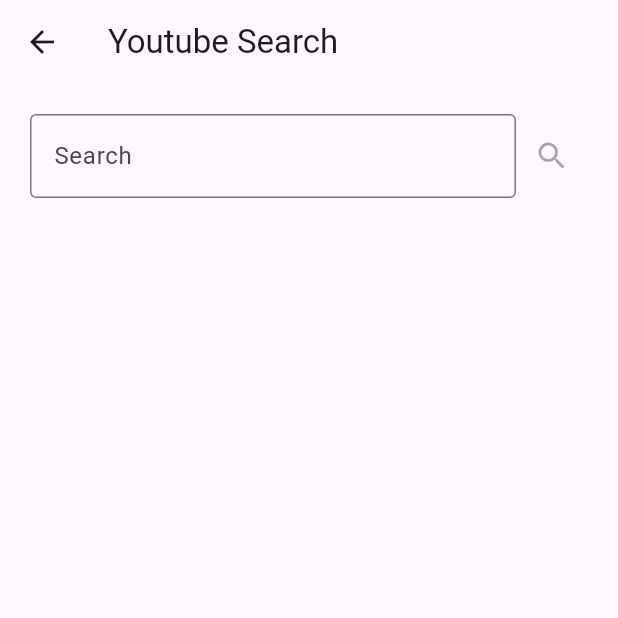
After one commit to nutversion1/nut_flutter_showcase, a Flutter app: the screen it shows after launch, after a tap on "Youtube Search", on a phone screen of 412 x 824 dp, the top half of it. The commit adds this screen. Run offline on Flutter 3.47's test engine with Material 3 defaults, Android fonts, the phone set to English and light mode, and no system bars; missing offline and left inert: text_link; network calls fail.

Commit message:
Create Youtube Search Screen

```diff
--- a/lib/fun_with_api/numbers/numbers_screen.dart
+++ b/lib/fun_with_api/numbers/numbers_screen.dart
@@ -136,8 +136,6 @@
       headers: headers,
     );
 
-    print(response.body);
-
     Map valueMap = json.decode(response.body);
     var text = valueMap['text'];
     var year = valueMap['year'];
--- a/lib/fun_with_api/programming_memes/programming_memes_screen.dart
+++ b/lib/fun_with_api/programming_memes/programming_memes_screen.dart
@@ -13,7 +13,7 @@
 
 class _ProgrammingMemesScreenState extends State<ProgrammingMemesScreen> {
   bool _isFetchingData = false;
-  final List<Meme> _memes = [];
+  List<Meme> _memes = [];
 
   @override
   void initState() {
@@ -115,6 +115,8 @@
 
     List valueMaps = json.decode(response.body);
 
+    _memes.clear();
+
     for (var valueMap in valueMaps) {
       var image = valueMap['image'];
       var created = valueMap['created'];
--- /dev/null
+++ b/lib/fun_with_api/youtube_search/youtube_search.dart
@@ -0,0 +1,19 @@
+class YoutubeSearch {
+  String title;
+  String link;
+  String thumbnail;
+  String description;
+  int views;
+  String uploaded;
+  String durationString;
+
+  YoutubeSearch({
+    required this.title,
+    required this.link,
+    required this.thumbnail,
+    required this.description,
+    required this.views,
+    required this.uploaded,
+    required this.durationString,
+  });
+}
--- /dev/null
+++ b/lib/fun_with_api/youtube_search/youtube_search_screen.dart
@@ -0,0 +1,112 @@
+import 'package:flutter/material.dart';
+import 'package:http/http.dart' as http;
+import 'dart:convert';
+
+import '../../widgets/search_widget.dart';
+import '../../widgets/youtube_search_widget.dart';
+import 'youtube_search.dart';
+
+class YoutubeSearchScreen extends StatefulWidget {
+  const YoutubeSearchScreen({super.key});
+
+  @override
+  State<YoutubeSearchScreen> createState() => _YoutubeSearchScreenState();
+}
+
+class _YoutubeSearchScreenState extends State<YoutubeSearchScreen> {
+  bool isFetchingData = false;
+  List<YoutubeSearch> youtubeSearches = [];
+
+  @override
+  void initState() {
+    super.initState();
+
+    // youtubeSearches = [
+    //   for (int i = 0; i < 3; i++)
+    //     YoutubeSearch(
+    //       title:
+    //           'RICARDO KAKA In His Prime ► The Unstoppable Player (2003-2009) HD',
+    //       link: 'https://youtu.be/xSdR7-8hBEU',
+    //       thumbnail: 'https://i.ytimg.com/vi/xSdR7-8hBEU/hqdefault.jpg',
+    //       description: 'Video: 720p.',
+    //       views: 5383571,
+    //       uploaded: 'vor 6 Jahren',
+    //       durationString: '10:17',
+    //     ),
+    // ];
+  }
+
+  @override
+  Widget build(BuildContext context) {
+    return Scaffold(
+      appBar: AppBar(title: const Text('Youtube Search')),
+      body: _buildBody(),
+    );
+  }
+
+  Widget _buildBody() {
+    return Column(
+      children: [
+        AbsorbPointer(
+          absorbing: isFetchingData,
+          child: SearchWidget(
+            onSearch: (text) => _fetchYoutubeSearches(text),
+          ),
+        ),
+        Expanded(
+          child: isFetchingData
+              ? const Center(child: CircularProgressIndicator())
+              : YoutubeSearchWidget(youtubeSearches: youtubeSearches),
+        ),
+      ],
+    );
+  }
+
+  Future<void> _fetchYoutubeSearches(String text) async {
+    setState(() {
+      isFetchingData = true;
+    });
+
+    var url =
+        'https://youtube-search-results.p.rapidapi.com/youtube-search/?q=$text';
+    var headers = {
+      'X-RapidAPI-Key': 'd6c331a93dmsh50acb261fb544bbp104233jsnf173aa315856',
+    };
+
+    var response = await http.get(
+      Uri.parse(url),
+      headers: headers,
+    );
+
+    var jsonObject = json.decode(response.body);
+    List valueMaps = jsonObject['videos'];
+
+    youtubeSearches.clear();
+
+    for (var valueMap in valueMaps) {
+      var title = valueMap['title'];
+      var link = valueMap['link'];
+      var thumbnail = valueMap['thumbnail'];
+      var description = valueMap['description'];
+      var views = valueMap['views'];
+      var uploaded = valueMap['uploaded'];
+      var durationString = valueMap['durationString'];
+
+      var youtubeSearch = YoutubeSearch(
+        title: title,
+        link: link,
+        thumbnail: thumbnail,
+        description: description,
+        views: views,
+        uploaded: uploaded,
+        durationString: durationString,
+      );
+
+      youtubeSearches.add(youtubeSearch);
+    }
+
+    setState(() {
+      isFetchingData = false;
+    });
+  }
+}
--- a/lib/home_screen.dart
+++ b/lib/home_screen.dart
@@ -1,4 +1,5 @@
 import 'package:flutter/material.dart';
+import 'package:nut_flutter_showcase/fun_with_api/youtube_search/youtube_search_screen.dart';
 
 import 'fun_with_api/programming_memes/programming_memes_screen.dart';
 import 'fun_with_api/random_quote/random_quote_screen.dart';
@@ -71,6 +72,10 @@
                 _buildMenuButton(
                   context,
                   buttonName: 'Programming Memes',
+                ),
+                _buildMenuButton(
+                  context,
+                  buttonName: 'Youtube Search',
                 ),
               ],
             ),
@@ -163,6 +168,10 @@
         Navigator.of(context).push(MaterialPageRoute(
             builder: (context) => const ProgrammingMemesScreen()));
         break;
+      case 'Youtube Search':
+        Navigator.of(context).push(MaterialPageRoute(
+            builder: (context) => const YoutubeSearchScreen()));
+        break;
     }
   }
 }
--- /dev/null
+++ b/lib/widgets/search_widget.dart
@@ -0,0 +1,47 @@
+import 'package:flutter/material.dart';
+
+class SearchWidget extends StatefulWidget {
+  final double padding;
+  final Function(String text) onSearch;
+
+  const SearchWidget({
+    super.key,
+    this.padding = 20,
+    required this.onSearch,
+  });
+
+  @override
+  State<SearchWidget> createState() => _SearchWidgetState();
+}
+
+class _SearchWidgetState extends State<SearchWidget> {
+  String text = '';
+
+  @override
+  Widget build(BuildContext context) {
+    return Container(
+      padding: EdgeInsets.all(widget.padding),
+      child: Row(
+        children: [
+          Expanded(
+            child: TextField(
+              decoration: const InputDecoration(
+                border: OutlineInputBorder(),
+                labelText: 'Search',
+              ),
+              onChanged: (newText) {
+                setState(() {
+                  text = newText;
+                });
+              },
+            ),
+          ),
+          IconButton(
+            onPressed: text.isEmpty ? null : () => widget.onSearch(text),
+            icon: const Icon(Icons.search),
+          ),
+        ],
+      ),
+    );
+  }
+}
--- /dev/null
+++ b/lib/widgets/youtube_search_widget.dart
@@ -0,0 +1,57 @@
+import 'package:flutter/material.dart';
+
+import '../fun_with_api/youtube_search/youtube_search.dart';
+
+class YoutubeSearchWidget extends StatelessWidget {
+  final List<YoutubeSearch> youtubeSearches;
+
+  const YoutubeSearchWidget({super.key, required this.youtubeSearches});
+
+  @override
+  Widget build(BuildContext context) {
+    return _buildYoutubeSearchCards();
+  }
+
+  Widget _buildYoutubeSearchCards() {
+    return Padding(
+        padding: const EdgeInsets.all(10.0),
+        child: ListView.builder(
+          itemCount: youtubeSearches.length,
+          itemBuilder: (BuildContext context, int index) {
+            return _buildYoutubeSearchCard(youtubeSearches[index]);
+          },
+        ));
+  }
+
+  Widget _buildYoutubeSearchCard(YoutubeSearch youtubeSearch) {
+    return Card(
+      color: Colors.blue,
+      child: Container(
+        width: 250,
+        height: 300,
+        padding: EdgeInsets.all(10),
+        color: Colors.white54,
+        child: Column(
+          mainAxisAlignment: MainAxisAlignment.spaceEvenly,
+          children: [
+            Text(
+              youtubeSearch.title,
+              style: TextStyle(fontWeight: FontWeight.bold),
+            ),
+            _buildTitleImage(youtubeSearch),
+          ],
+        ),
+      ),
+    );
+  }
+
+  Widget _buildTitleImage(YoutubeSearch youtubeSearch) {
+    return SizedBox(
+      width: 200,
+      height: 200,
+      child: Image.network(
+        youtubeSearch.thumbnail,
+      ),
+    );
+  }
+}
```
